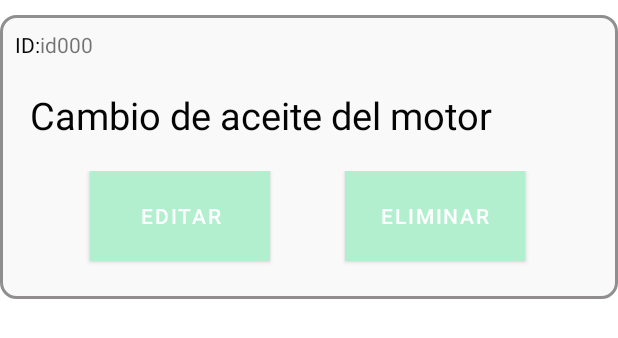
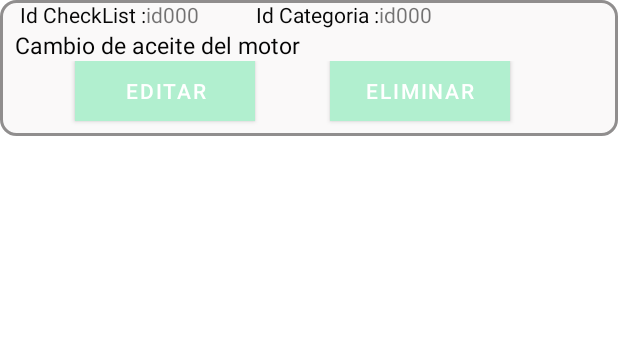
Before and after one commit to Jesus751/CheckGeorgio, an Android app: the layout item_check_datos.xml on its own in the app's theme, with its tools: preview values and no code run, on a phone screen of 412 x 824 dp. Shown: the top 338 px of the screen. Run offline under Robolectric (Android 15) with nearby library versions, the phone set to English and light mode, and no system bars; network calls fail.

Commit message:
agregar checklist terminada

```diff
--- a/app/src/main/java/cabanzo/checkgeorgio/Adapter/AdapterCheckList.java
+++ b/app/src/main/java/cabanzo/checkgeorgio/Adapter/AdapterCheckList.java
@@ -35,6 +35,7 @@ public class AdapterCheckList  extends  RecyclerView.Adapter<AdapterCheckList.Ho
     public void onBindViewHolder(@NonNull AdapterCheckList.Holder holder, int position) {
         holder.TDescripcion.setText(itemChecks.get(position).getDescripcion());
         holder.TIdeItem.setText(itemChecks.get(position).getIdcheck());
+        holder.Tcategoria.setText(itemChecks.get(position).getCategoria());
         holder.setOnClickListener();
     }
 
@@ -44,7 +45,7 @@ public class AdapterCheckList  extends  RecyclerView.Adapter<AdapterCheckList.Ho
     }
 
     public class Holder extends RecyclerView.ViewHolder {
-        TextView TIdeItem, TDescripcion;
+        TextView TIdeItem, TDescripcion, Tcategoria;
         Button edit, delete;
         //context
         Context context;
@@ -54,6 +55,7 @@ public class AdapterCheckList  extends  RecyclerView.Adapter<AdapterCheckList.Ho
             super(itemView);
             context = itemView.getContext();
             TIdeItem = itemView.findViewById(R.id.textView_idItem_dato);
+            Tcategoria= itemView.findViewById(R.id.textView_idItem_Cate);
             TDescripcion = itemView.findViewById(R.id.textViewnombreChek);
             delete =  itemView.findViewById(R.id.btnEliminar);
             edit  = itemView.findViewById(R.id.btnEditar);
--- a/app/src/main/java/cabanzo/checkgeorgio/Modelo/ItemsCheck.java
+++ b/app/src/main/java/cabanzo/checkgeorgio/Modelo/ItemsCheck.java
@@ -13,9 +13,9 @@ public class ItemsCheck  implements Serializable {
 
     public ItemsCheck(JSONObject object){
         try {
-            this.idcheck=object.getString("idcheck");
-            this.descripcion=object.getString("descripcion");
-            this.categoria=object.getString("categoria");
+            this.idcheck=object.getString("id_check_list");
+            this.descripcion=object.getString("nombre_check");
+            this.categoria=object.getString("id_item");
         } catch (JSONException e){e.printStackTrace();}
 
     }
--- a/app/src/main/res/layout/activity_check_mecanico.xml
+++ b/app/src/main/res/layout/activity_check_mecanico.xml
@@ -78,7 +78,6 @@
         android:layout_width="match_parent"
         android:layout_height="wrap_content"
         android:layout_gravity="center"
-        android:layout_marginBottom="20dp"
         android:orientation="vertical">
 
         <LinearLayout
@@ -279,7 +278,7 @@
             <TextView
                 android:id="@+id/textViewBajoCo"
                 android:layout_width="100dp"
-                android:layout_height="wrap_content"
+                android:layout_height="37dp"
                 android:text="BAJO EL COFRE"
                 android:textColor="#000000" />
 
--- a/app/src/main/res/layout/item_check_datos.xml
+++ b/app/src/main/res/layout/item_check_datos.xml
@@ -5,14 +5,12 @@
     android:layout_height="wrap_content"
     android:background="@drawable/redondearetiquetas"
     android:gravity="center"
-    android:orientation="vertical"
-    android:layout_marginTop="10sp">
+    android:orientation="vertical">
 
 
     <LinearLayout
-        android:layout_width="match_parent"
+        android:layout_width="392dp"
         android:layout_height="wrap_content"
-        android:layout_margin="10dp"
         android:orientation="vertical">
 
         <LinearLayout
@@ -24,11 +22,25 @@
                 android:id="@+id/ext"
                 android:layout_width="wrap_content"
                 android:layout_height="wrap_content"
-                android:text="ID:"
+                android:text=" Id CheckList :"
                 android:textColor="#070707" />
+
             <TextView
                 android:id="@+id/textView_idItem_dato"
-                android:layout_width="match_parent"
+                android:layout_width="70dp"
+                android:layout_height="wrap_content"
+                android:text="id000" />
+
+            <TextView
+                android:id="@+id/textcat"
+                android:layout_width="wrap_content"
+                android:layout_height="wrap_content"
+                android:text=" Id Categoria :"
+                android:textColor="#070707" />
+
+            <TextView
+                android:id="@+id/textView_idItem_Cate"
+                android:layout_width="100dp"
                 android:layout_height="wrap_content"
                 android:text="id000" />
         </LinearLayout>
@@ -37,23 +49,19 @@
     <LinearLayout
         android:layout_width="match_parent"
         android:layout_height="wrap_content"
-        android:layout_margin="10dp"
         android:orientation="vertical">
-
         <LinearLayout
             android:layout_width="match_parent"
             android:layout_height="match_parent"
             android:orientation="horizontal">
-
             <TextView
                 android:id="@+id/textViewnombreChek"
                 android:layout_width="wrap_content"
                 android:layout_height="wrap_content"
                 android:layout_marginLeft="10dp"
-                android:layout_marginRight="10dp"
                 android:text="Cambio de aceite del motor"
                 android:textColor="#040404"
-                android:textSize="25sp"
+                android:textSize="15sp"
                 />
         </LinearLayout>
 
@@ -61,7 +69,6 @@
     <LinearLayout
         android:layout_width="match_parent"
         android:layout_height="wrap_content"
-        android:layout_margin="10dp"
         android:orientation="vertical">
 
         <LinearLayout
@@ -72,10 +79,10 @@
             <Button
                 android:id="@+id/btnEditar"
                 android:layout_width="120dp"
-                android:layout_height="60dp"
+                android:layout_height="40dp"
                 android:layout_marginStart="50dp"
                 android:layout_marginEnd="50dp"
-                android:layout_marginBottom="15dp"
+                android:layout_marginBottom="10dp"
                 android:background="@color/verde"
                 android:text="Editar">
 
@@ -84,7 +91,7 @@
             <Button
                 android:id="@+id/btnEliminar"
                 android:layout_width="120dp"
-                android:layout_height="60dp"
+                android:layout_height="40dp"
                 android:background="@color/rojo"
                 android:text="Eliminar">
 
```
Also changed, not shown: app/src/main/java/cabanzo/checkgeorgio/Adapter/AdapterServicios.java (+31 -0 lines), app/src/main/java/cabanzo/checkgeorgio/AgregarCheckListMecanicoActivity.java (+9 -8 lines), app/src/main/java/cabanzo/checkgeorgio/AgregarCheckListReccepcionActivity.java (+4 -4 lines), app/src/main/java/cabanzo/checkgeorgio/MainActivity.java (+3 -7 lines), app/src/main/java/cabanzo/checkgeorgio/ModuloPrincipal.java (+19 -23 lines), app/src/main/java/cabanzo/checkgeorgio/SubirItemActivity.java (+10 -10 lines).
